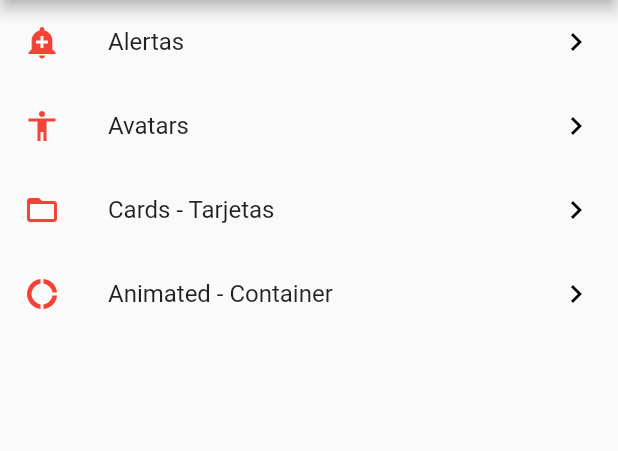
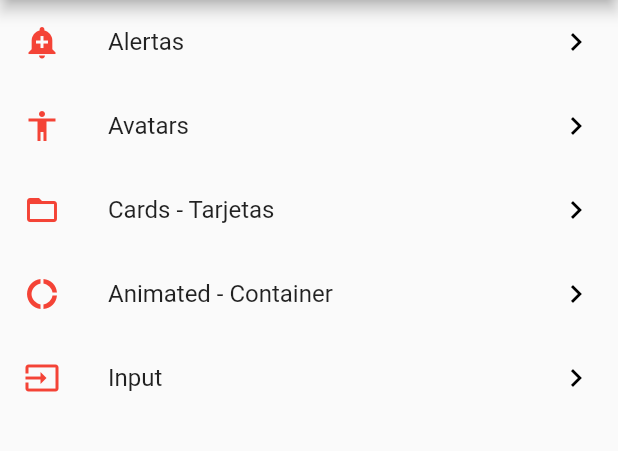
Before and after one commit to eigan97/flutter_components, a Flutter app: the screen it shows after launch, on a phone screen of 412 x 824 dp, the part 84-535 px from its top. Run offline on Flutter 3.47's test engine with Material 2 defaults, Android fonts, the phone set to English and light mode, and no system bars.

Commit message:
input text basico, configutacion de inputDecoration

```diff
--- a/flutter_components/data/menu_opts.json
+++ b/flutter_components/data/menu_opts.json
@@ -20,6 +20,11 @@
             "ruta" : "animatedContainer",
             "icon" : "donut_large",
             "texto": "Animated - Container"
+        },
+        {
+            "ruta" : "input",
+            "icon" : "input",
+            "texto": "Input"
         }
     ]
 }
--- a/flutter_components/lib/src/routes/routes.dart
+++ b/flutter_components/lib/src/routes/routes.dart
@@ -5,6 +5,7 @@ import 'package:flutter_components/src/pages/animated_container.dart';
 import 'package:flutter_components/src/pages/avatar_page.dart';
 import 'package:flutter_components/src/pages/cards_page.dart';
 import 'package:flutter_components/src/pages/home_page.dart';
+import 'package:flutter_components/src/pages/input_page.dart';
 
 Map<String, WidgetBuilder> getApplicationRoutes() {
   return {
@@ -13,5 +14,6 @@ Map<String, WidgetBuilder> getApplicationRoutes() {
     '/avatar': (BuildContext context) => AvatarPage(),
     '/card': (BuildContext context) => CardsPage(),
     '/animatedContainer': (BuildContext context) => AnimatedContainerPage(),
+    '/input': (BuildContext context) => InputPage(),
   };
 }
```
Also changed, not shown: flutter_components/lib/src/pages/input_page.dart (+45 -1 lines), flutter_components/pubspec.lock.
